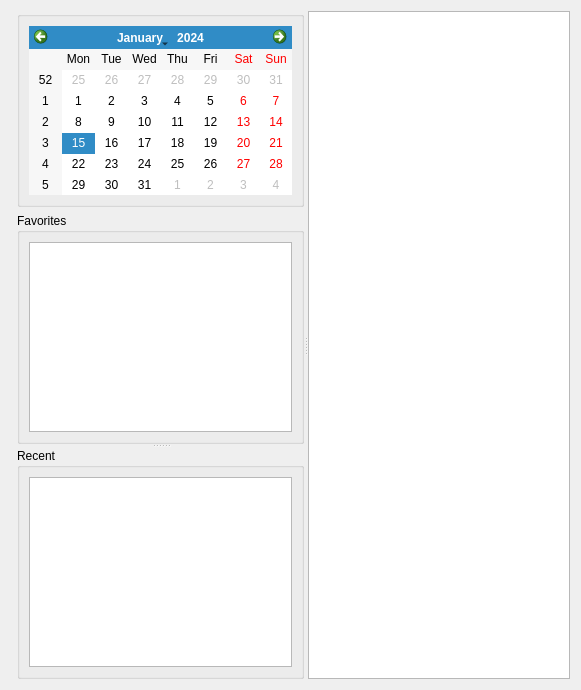
Qt form src/dontpanik/ui/kmainwidget.ui (frankHa/dontpanic) before a commit.
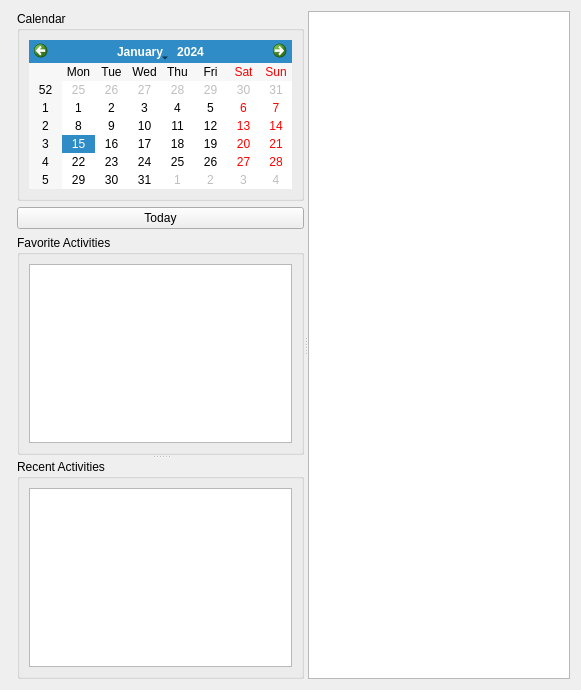
The same form after that commit.

Commit message: -fixed some issues with KXMLGui stuff -improved layout of the main widget

```diff
--- a/src/dontpanik/ui/kmainwidget.ui
+++ b/src/dontpanik/ui/kmainwidget.ui
@@ -26,12 +26,12 @@
      <property name="orientation">
       <enum>Qt::Horizontal</enum>
      </property>
-     <widget class="QWidget" name="">
+     <widget class="QWidget" name="layoutWidget">
       <layout class="QVBoxLayout" name="verticalLayout_2">
        <item>
         <widget class="QGroupBox" name="groupBox_2">
          <property name="title">
-          <string/>
+          <string>Calendar</string>
          </property>
          <layout class="QVBoxLayout" name="verticalLayout">
           <item>
@@ -40,6 +40,13 @@
          </layout>
         </widget>
        </item>
+       <item>
+        <widget class="QPushButton" name="pushButton">
+         <property name="text">
+          <string>Today</string>
+         </property>
+        </widget>
+       </item>
        <item>
         <widget class="QSplitter" name="splitter_2">
          <property name="orientation">
@@ -47,7 +54,7 @@
          </property>
          <widget class="QGroupBox" name="Favorites">
           <property name="title">
-           <string>Favorites</string>
+           <string>Favorite Activities</string>
           </property>
           <layout class="QHBoxLayout" name="horizontalLayout" stretch="0">
            <item>
@@ -57,7 +64,7 @@
          </widget>
          <widget class="QGroupBox" name="groupBox">
           <property name="title">
-           <string>Recent</string>
+           <string>Recent Activities</string>
           </property>
           <layout class="QHBoxLayout" name="horizontalLayout_2" stretch="0">
            <item>
```
The commit also changes 7 other files.
